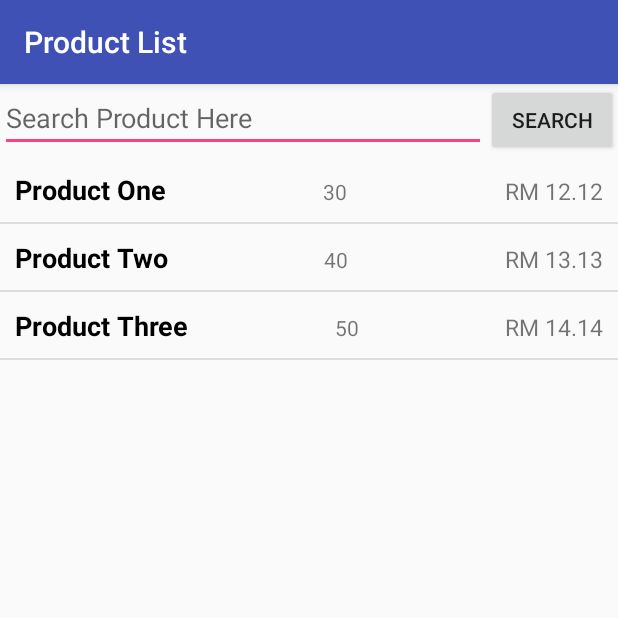
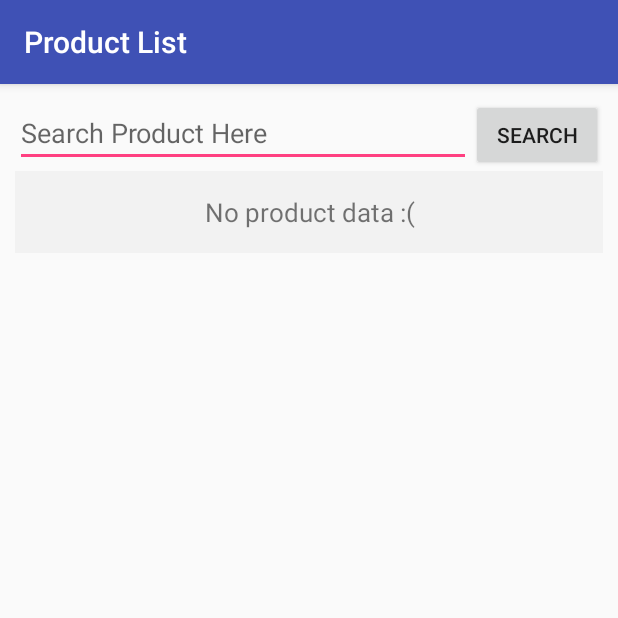
Before and after one commit to sh1ft15/MIM_Market2U, an Android app: the ProductList screen opened directly, with no data from a screen before it, on a phone screen of 412 x 824 dp, the top half of it. Run offline under Robolectric (Android 15) with nearby library versions, the light colour scheme and no system bars; our stand-ins replace Firebase (no records; nobody signed in at launch, a user with empty details on screens opened directly).

Commit message:
Change how product list gather information from ProductModel

```diff
--- a/app/src/main/java/com/example/yeong/market2u/MIM_Model/ProductModel.java
+++ b/app/src/main/java/com/example/yeong/market2u/MIM_Model/ProductModel.java
@@ -17,6 +17,9 @@ import com.google.firebase.storage.FirebaseStorage;
 import com.google.firebase.storage.StorageReference;
 import com.google.firebase.storage.UploadTask;
 
+import java.util.ArrayList;
+import java.util.Map;
+
 public final class ProductModel {
     private static final String TAG = "Product Model";
     private static volatile ProductModel instance;
@@ -31,6 +34,7 @@ public final class ProductModel {
     private String productImageUrl;
     private String userKey;
     private Object[] productDetails = new Object[6];
+    private ArrayList<ProductModel> product_lists = new ArrayList<ProductModel>();
 
     public ProductModel() {
 
@@ -183,4 +187,46 @@ public final class ProductModel {
             }
         });
     }
+
+    // Added by Din
+    public ArrayList<ProductModel> all() {
+
+        Query query = mDatabase.orderByKey();
+
+        query.addListenerForSingleValueEvent(new ValueEventListener() {
+            @Override
+            public void onDataChange(DataSnapshot dataSnapshot) {
+
+                for (DataSnapshot postSnapshot : dataSnapshot.getChildren()) {
+
+                     get_all_products((Map<String,Object>) dataSnapshot.getValue());
+
+                }
+
+            }
+
+            @Override
+            public void onCancelled(DatabaseError error) {
+                // Failed to read value
+                Log.e(TAG, "Failed to read user", error.toException());
+            }
+        });
+
+        return  product_lists;
+    }
+
+    // Added by Din
+    private void get_all_products(Map<String,Object> products){
+
+        //iterate through each user, ignoring their UID
+        for (Map.Entry<String, Object> entry : products.entrySet()){
+            Map singleProduct = (Map) entry.getValue();
+            String product_name = (String) singleProduct.get("productName");
+            Long price = (Long) singleProduct.get("productPrice");
+            Long quantity = (Long) singleProduct.get("productRemainingQuantity");
+            Double product_price =  price.doubleValue();
+            int product_quantity = quantity.intValue();
+            product_lists.add(new ProductModel(product_name, product_price, product_quantity));
+        }
+    }
 }
--- a/app/src/main/java/com/example/yeong/market2u/MIM_SearchProduct/ProductList.java
+++ b/app/src/main/java/com/example/yeong/market2u/MIM_SearchProduct/ProductList.java
@@ -7,9 +7,13 @@ import android.widget.Button;
 import android.widget.EditText;
 import android.widget.ListView;
 
+import com.example.yeong.market2u.MIM_Controller.MIMController;
 import com.example.yeong.market2u.MIM_Model.ProductModel;
 import com.example.yeong.market2u.MIM_Model.Product_Model;
 import com.example.yeong.market2u.R;
+
+import org.json.JSONArray;
+import org.json.JSONObject;
 
 import java.util.ArrayList;
 
@@ -24,19 +28,31 @@ public class ProductList extends AppCompatActivity {
         // remove focus from search input
         this.getWindow().setSoftInputMode(WindowManager.LayoutParams.SOFT_INPUT_STATE_ALWAYS_HIDDEN);
 
+        ArrayList<ProductModel> product_lists = new ArrayList<ProductModel>();
 
-        ArrayList<ProductModel> products = new ArrayList<ProductModel>();
 
         ListView listView = (ListView) findViewById(R.id.product_list_view);
         EditText searchInput = (EditText) findViewById(R.id.search_product_input);
         Button searchBtn = (Button) findViewById(R.id.search_product_btn);
 
-        products.add(new ProductModel("Product One", 12.12, 30));
-        products.add(new ProductModel("Product Two", 13.13, 40));
-        products.add(new ProductModel("Product Three", 14.14, 50));
+//        products.add(new ProductModel("Product One", 12.12, 30));
+//        products.add(new ProductModel("Product Two", 13.13, 40));
+//        products.add(new ProductModel("Product Three", 14.14, 50));
 
-        ProductListAdapter adapter = new ProductListAdapter(this, products );
+
+//        MIMController controller = new MIMController();
+//        controller.product_all(this);
+//
+//        if(getIntent().getExtras() != null){
+//            product_lists = (ArrayList<ProductModel>) getIntent().getSerializableExtra("product_lists");
+//        }
+
+        product_lists = new ProductModel().all();
+
+
+        ProductListAdapter adapter = new ProductListAdapter(this, product_lists );
         listView.setAdapter(adapter);
+        listView.setEmptyView(findViewById(R.id.product_list_empty));
 
 
 
--- a/app/src/main/java/com/example/yeong/market2u/MIM_SearchProduct/ProductListAdapter.java
+++ b/app/src/main/java/com/example/yeong/market2u/MIM_SearchProduct/ProductListAdapter.java
@@ -22,6 +22,7 @@
 
         super(context, 0, product_models);
     }
+
 
     @Override
     public View getView(int position, View convertView, ViewGroup parent) {
--- a/app/src/main/res/layout/activity_product_list.xml
+++ b/app/src/main/res/layout/activity_product_list.xml
@@ -4,14 +4,15 @@
     xmlns:tools="http://schemas.android.com/tools"
     android:layout_width="match_parent"
     android:layout_height="match_parent"
+    android:layout_margin="10dp"
     android:orientation="vertical"
     tools:context="com.example.yeong.market2u.MIM_SearchProduct.ProductList">
 
 
     <TableRow
+        android:id="@+id/tableRow"
         android:layout_width="match_parent"
-        android:layout_height="wrap_content"
-        android:id="@+id/tableRow">
+        android:layout_height="wrap_content">
 
         <EditText
             android:id="@+id/search_product_input"
@@ -35,4 +36,14 @@
         android:layout_width="match_parent"
         android:layout_height="match_parent" />
 
+    <TextView
+        android:id="@+id/product_list_empty"
+        android:layout_width="match_parent"
+        android:layout_height="wrap_content"
+        android:background="@color/background_grey"
+        android:padding="15dp"
+        android:text="No product data :("
+        android:textAlignment="center"
+        android:textSize="17sp" />
+
 </LinearLayout>
```
